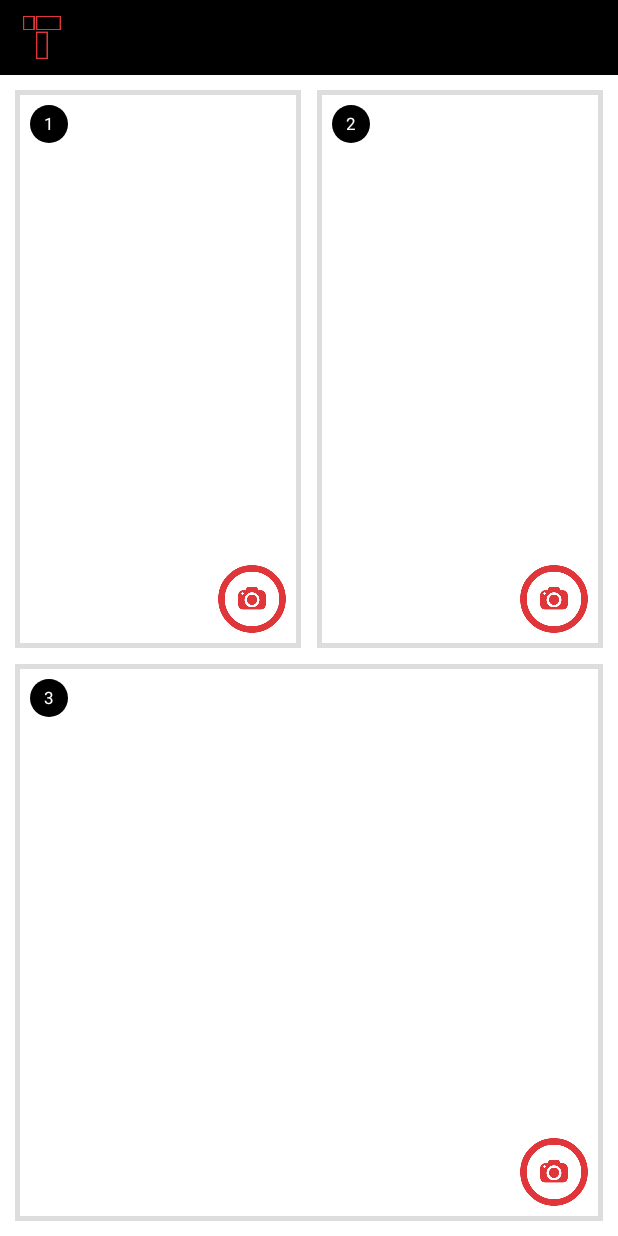
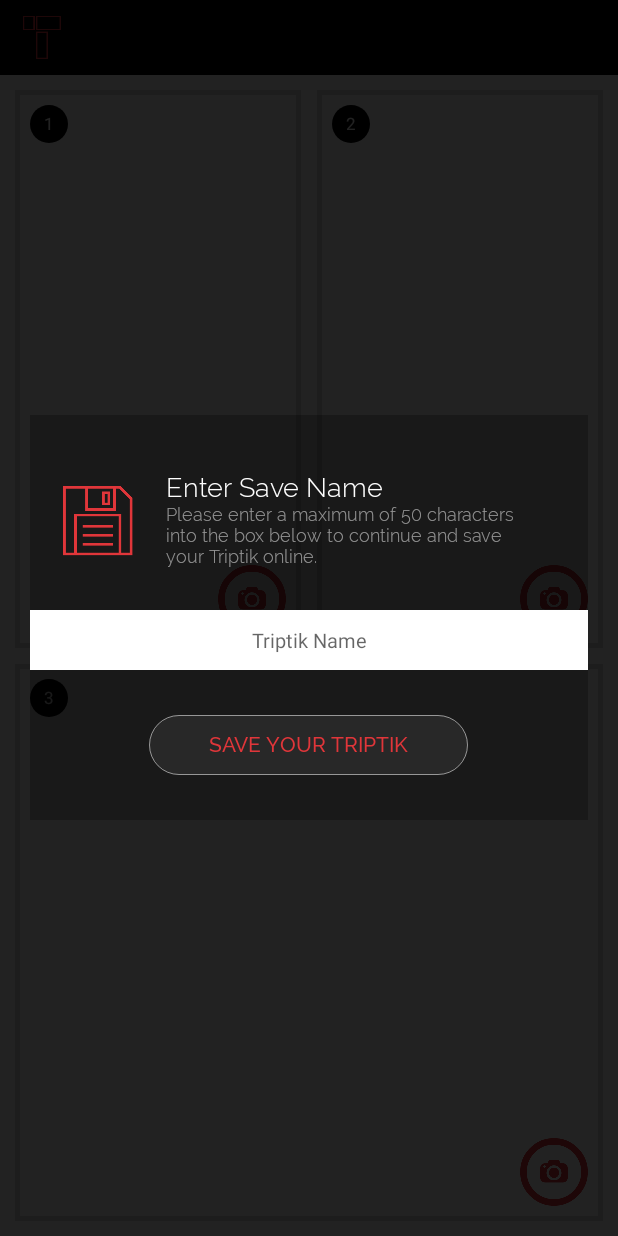
Before and after one commit to dhenniga/triptik, an Android app: the PanelsActivity screen opened directly, with no data from a screen before it, on a phone screen of 412 x 824 dp. Run offline under Robolectric (Android 15) with nearby library versions, the phone set to English and light mode, and no system bars; 1 statement that could not run was skipped.

```diff
--- a/app/src/main/res/layout/enter_savename_overlay.xml
+++ b/app/src/main/res/layout/enter_savename_overlay.xml
@@ -12,7 +12,7 @@
         android:background="#dd000000"
         android:gravity="center"
         android:orientation="vertical"
-        android:visibility="gone">
+        android:visibility="visible">
 
 
         <LinearLayout
@@ -79,7 +79,9 @@
                 android:gravity="center"
                 android:hint="Triptik Name"
                 android:inputType="textCapSentences"
-                android:maxLength="50"
+                android:maxLength="90"
+                android:lines="2"
+                android:lineSpacingExtra="1dp"
                 android:singleLine="true"
                 android:textColor="@color/main"
                 android:textSize="13sp" />
```
